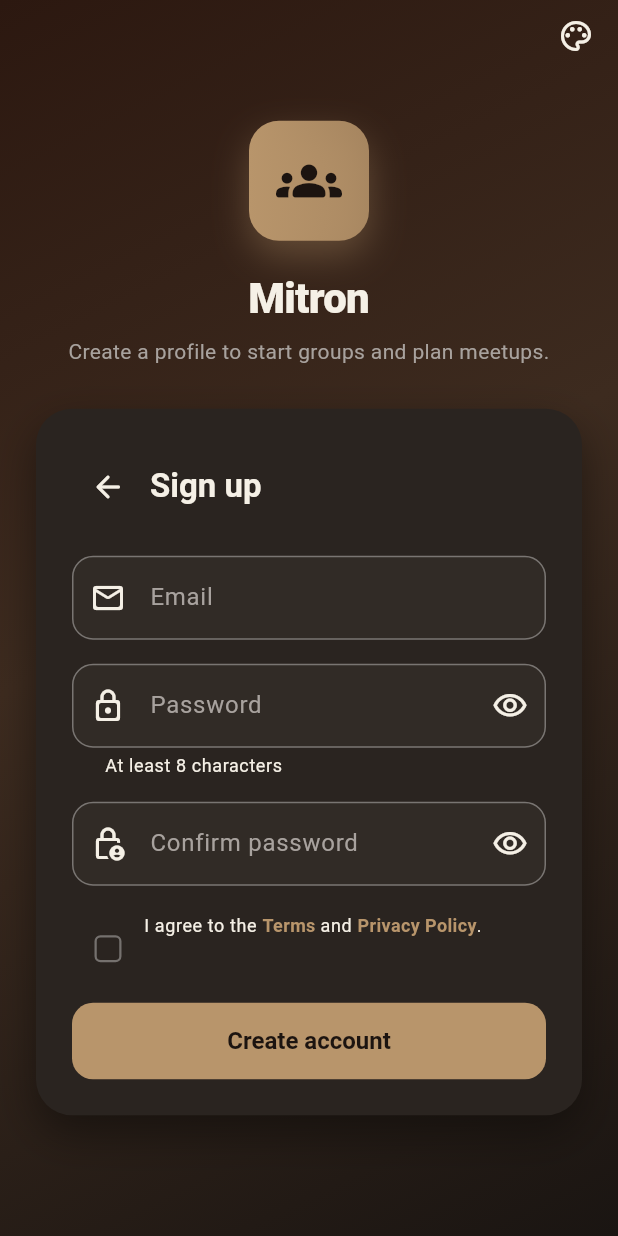
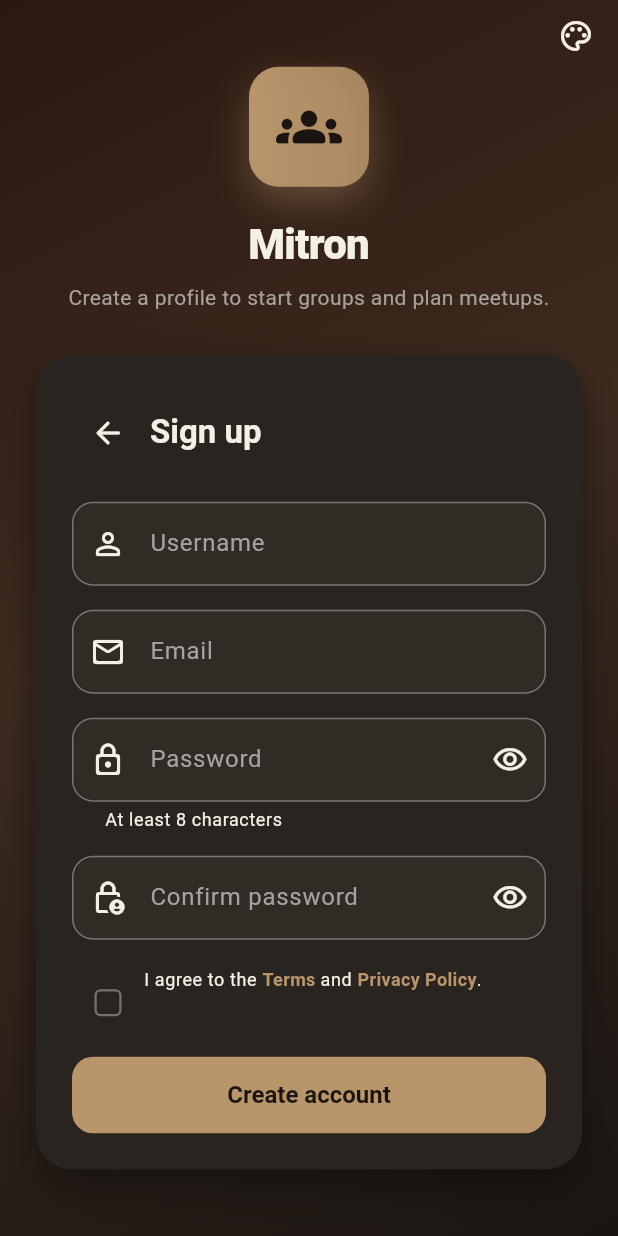
Before and after one commit to shreyans-codes/mit-ron, a Flutter app: the SignUpPage screen opened by its route, on a phone screen of 412 x 824 dp. Run offline on Flutter 3.47's test engine with Material 3 defaults, Android fonts, the phone set to English and light mode, and no system bars; our stand-ins replace image_picker, package_info_plus, shared_preferences; accounts and stored records are empty.

Commit message:
fix:ai mistakes

```diff
--- a/frontend/lib/features/auth/signup_page.dart
+++ b/frontend/lib/features/auth/signup_page.dart
@@ -18,6 +18,7 @@
 
 class _SignUpPageState extends State<SignUpPage> {
   final _formKey = GlobalKey<FormState>();
+  final _username = TextEditingController();
   final _email = TextEditingController();
   final _password = TextEditingController();
   final _confirm = TextEditingController();
@@ -30,6 +31,7 @@
 
   @override
   void dispose() {
+    _username.dispose();
     _email.dispose();
     _password.dispose();
     _confirm.dispose();
@@ -49,7 +51,8 @@
     setState(() => _loading = true);
     try {
       final session = await _auth.signUp(
-        _email.text,
+        _username.text.trim(),
+        _email.text.trim(),
         _password.text,
       );
       if (!mounted) return;
@@ -135,6 +138,25 @@
                                   ],
                                 ),
                                 const SizedBox(height: 22),
+                                TextFormField(
+                                  controller: _username,
+                                  textInputAction: TextInputAction.next,
+                                  style: TextStyle(color: scheme.onSurface),
+                                  decoration: const InputDecoration(
+                                    labelText: 'Username',
+                                    hintText: 'cool_user123',
+                                    prefixIcon: Icon(Icons.person_outline_rounded),
+                                  ),
+                                  validator: (v) {
+                                    final s = v?.trim() ?? '';
+                                    if (s.isEmpty) return 'Enter a username';
+                                    if (s.length < 3) {
+                                      return 'Username must be at least 3 characters';
+                                    }
+                                    return null;
+                                  },
+                                ),
+                                const SizedBox(height: 16),
                                 TextFormField(
                                   controller: _email,
                                   keyboardType: TextInputType.emailAddress,
--- a/frontend/lib/features/friends/friends_list_page.dart
+++ b/frontend/lib/features/friends/friends_list_page.dart
@@ -3,6 +3,8 @@
 import 'package:mitron/models/friend.dart';
 import 'package:mitron/models/profile.dart';
 import 'package:mitron/services/auth_service.dart';
+import '../users/search/user_search_page.dart';
+import '../users/profile/user_profile_page.dart';
 
 class FriendsListPage extends StatefulWidget {
   const FriendsListPage({super.key});
--- a/frontend/lib/features/groups/group_list_page.dart
+++ b/frontend/lib/features/groups/group_list_page.dart
@@ -87,7 +87,7 @@
             tooltip: 'Create Group',
           ),
           IconButton(
-            icon: const Icon(Icons.join_ளுக்கான), // Icon for joining a group
+            icon: const Icon(Icons.group_add), // Changed to a valid icon
             onPressed: () async {
               final joined = await Navigator.of(context).pushNamed(JoinGroupPage.routeName);
               if (joined != null && joined is bool && joined && mounted) {
--- a/frontend/lib/features/users/search/user_search_page.dart
+++ b/frontend/lib/features/users/search/user_search_page.dart
@@ -3,6 +3,7 @@
 import 'package:mitron/models/profile.dart';
 import 'package:mitron/services/auth_service.dart';
 import 'package:mitron/services/cache_service.dart'; // Assuming CacheService is used here
+import '../profile/user_profile_page.dart';
 
 class UserSearchPage extends StatefulWidget {
   const UserSearchPage({super.key});
@@ -71,12 +72,12 @@
           child: profile.avatarUrl == null ? const Icon(Icons.person) : null,
         ),
         title: Text(profile.displayName.isEmpty ? profile.username : profile.displayName),
-        subtitle: Text('@${profile.username}
-${profile.bio}'), // Display username and bio
+        subtitle: Text('@${profile.username}\n${profile.bio}'), // Display username and bio
         onTap: () {
-          // TODO: Navigate to user profile page
-          ScaffoldMessenger.of(context).showSnackBar(
-            SnackBar(content: Text('Tapped on ${profile.username}')),
+          // Navigate to user profile page
+          Navigator.of(context).pushNamed(
+            UserProfilePage.routeName,
+            arguments: profile.username, // Pass username to profile page
           );
         },
       ),
--- a/frontend/lib/models/auth_user.dart
+++ b/frontend/lib/models/auth_user.dart
@@ -2,32 +2,36 @@
   const AuthUser({
     required this.id,
     required this.email,
+    required this.username,
     required this.displayName,
-    this.username,
+    required this.createdAt,
     this.profilePictureUrl,
     this.bio,
   });
 
   final String id;
   final String email;
+  final String username;
   final String displayName;
-  final String? username;
+  final DateTime createdAt;
   final String? profilePictureUrl;
   final String? bio;
 
   AuthUser copyWith({
     String? id,
     String? email,
+    String? username,
     String? displayName,
-    String? username,
+    DateTime? createdAt,
     String? profilePictureUrl,
     String? bio,
   }) {
     return AuthUser(
       id: id ?? this.id,
       email: email ?? this.email,
+      username: username ?? this.username,
       displayName: displayName ?? this.displayName,
-      username: username ?? this.username,
+      createdAt: createdAt ?? this.createdAt,
       profilePictureUrl: profilePictureUrl ?? this.profilePictureUrl,
       bio: bio ?? this.bio,
     );
--- a/frontend/lib/services/mock_auth_api.dart
+++ b/frontend/lib/services/mock_auth_api.dart
@@ -15,12 +15,13 @@
   };
 
   final Map<String, AuthUser> _usersByEmail = {
-    'demo@mitron.app': const AuthUser(
+    'demo@mitron.app': AuthUser(
       id: 'usr_demo',
       email: 'demo@mitron.app',
       displayName: 'Demo User',
       username: 'demouser',
       bio: 'Just testing things out!',
+      createdAt: DateTime.now(),
     ),
   };
 
@@ -67,9 +68,10 @@
       id: 'usr_${email.hashCode.abs()}',
       email: normalized,
       displayName: displayName.trim(),
-      username: username?.trim(),
+      username: username?.trim() ?? '',
       profilePictureUrl: profilePictureUrl?.trim(),
       bio: bio?.trim(),
+      createdAt: DateTime.now(),
     );
 
     return _createSession(normalized);
```
Also changed, not shown: frontend/lib/services/auth_service.dart (+37 -70 lines), frontend/lib/services/cache_service.dart (+26 -11 lines).
